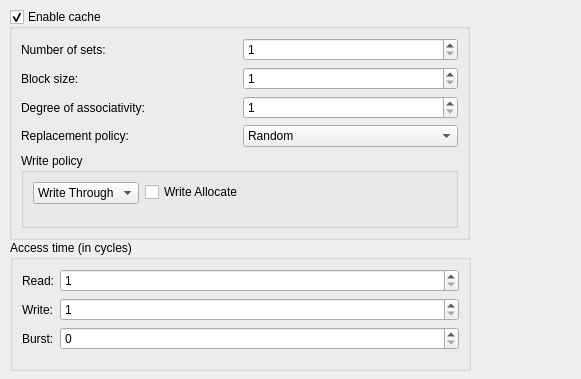
The window that src/gui/NewDialogCache.ui (kchasialis/QtMips-Di) describes before a commit, drawn with Qt 5.
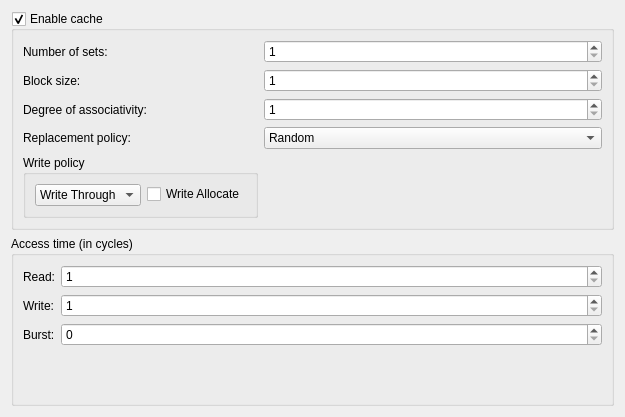
The same window after the commit.

Commit message: Cache configuration visual fix

```diff
--- a/src/gui/NewDialogCache.ui
+++ b/src/gui/NewDialogCache.ui
@@ -6,22 +6,16 @@
    <rect>
     <x>0</x>
     <y>0</y>
-    <width>581</width>
-    <height>379</height>
+    <width>625</width>
+    <height>417</height>
    </rect>
   </property>
   <property name="windowTitle">
    <string>Form</string>
   </property>
+  <layout class="QGridLayout" name="gridLayout_3">
+   <item row="0" column="0">
   <widget class="QGroupBox" name="enabled">
-   <property name="geometry">
-    <rect>
-     <x>9</x>
-     <y>9</y>
-     <width>461</width>
-     <height>231</height>
-    </rect>
-   </property>
    <property name="minimumSize">
     <size>
      <width>0</width>
@@ -34,7 +28,7 @@
    <property name="checkable">
     <bool>true</bool>
    </property>
-   <layout class="QGridLayout" name="gridLayout">
+     <layout class="QFormLayout" name="formLayout_3">
     <item row="0" column="0">
      <widget class="QLabel" name="label_2">
       <property name="text">
@@ -103,7 +97,7 @@
       </item>
      </widget>
     </item>
-    <item row="4" column="0" colspan="2">
+      <item row="4" column="0">
      <widget class="QGroupBox" name="write_policy">
       <property name="title">
        <string>Write policy</string>
@@ -135,15 +129,9 @@
     </item>
    </layout>
   </widget>
+   </item>
+   <item row="1" column="0">
   <widget class="QGroupBox" name="access_time">
-   <property name="geometry">
-    <rect>
-     <x>10</x>
-     <y>240</y>
-     <width>461</width>
-     <height>131</height>
-    </rect>
-   </property>
    <property name="title">
     <string>Access time (in cycles)</string>
    </property>
@@ -155,6 +143,16 @@
       </property>
      </widget>
     </item>
+      <item row="0" column="1">
+       <widget class="QSpinBox" name="access_read">
+        <property name="minimum">
+         <number>1</number>
+        </property>
+        <property name="maximum">
+         <number>999999999</number>
+        </property>
+       </widget>
+      </item>
     <item row="1" column="0">
      <widget class="QLabel" name="label_write">
       <property name="text">
@@ -189,18 +187,10 @@
       </property>
      </widget>
     </item>
-    <item row="0" column="1">
-     <widget class="QSpinBox" name="access_read">
-      <property name="minimum">
-       <number>1</number>
-      </property>
-      <property name="maximum">
-       <number>999999999</number>
-      </property>
+     </layout>
      </widget>
     </item>
    </layout>
-  </widget>
  </widget>
  <resources/>
  <connections/>
```
Lines whose indentation alone changed are shown as unchanged. The commit also changes 1 other file.
